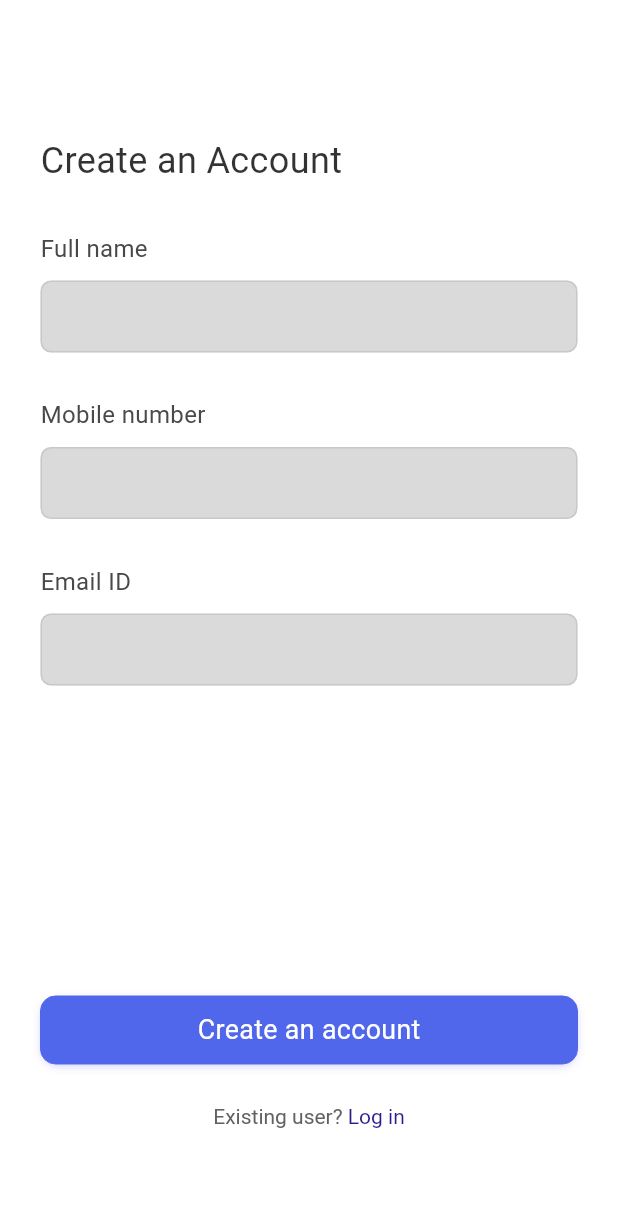
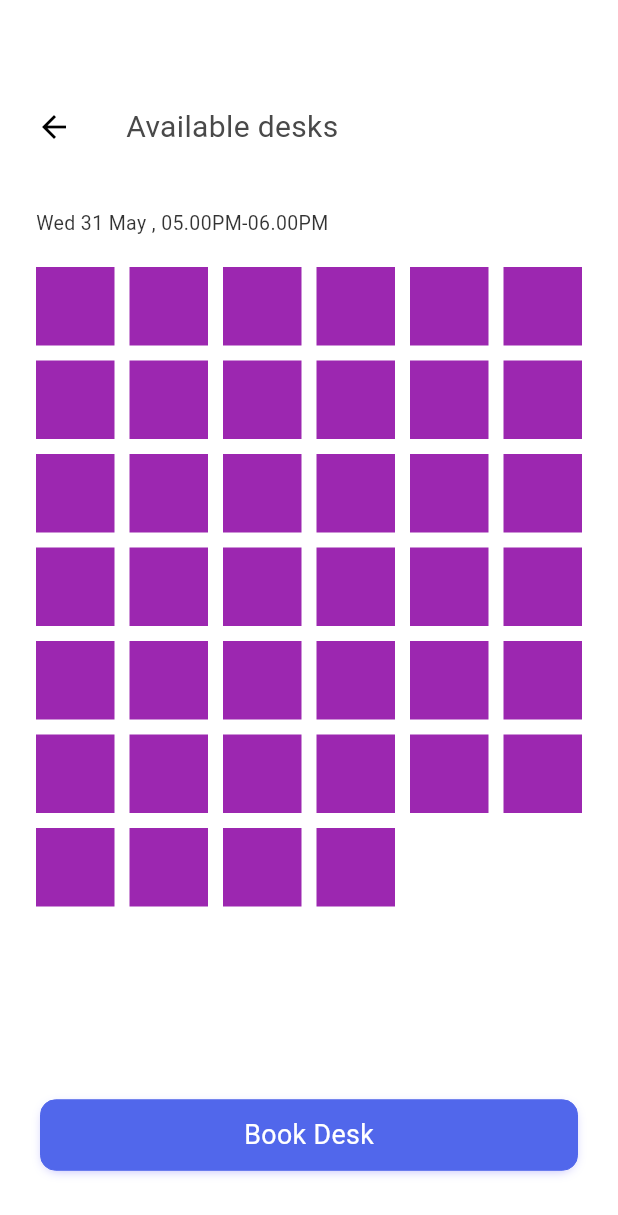
Before and after one commit to SunnyGhare/flutter_task, a Flutter app: the screen it shows after launch, on a phone screen of 412 x 824 dp. Shown: the top 1215 px of the screen. Run offline on Flutter 3.47's test engine with Material 3 defaults, Android fonts, the phone set to English and light mode, and no system bars; our stand-ins replace connectivity_plus, date_picker_timeline, get, get_storage, google_fonts, jwt_decoder and 2 more; Roboto replaces fonts that are missing (GoogleSansTextMedium, GoogleSansTextRegular).

Commit message:
third day

```diff
--- a/lib/api/api_manager.dart
+++ b/lib/api/api_manager.dart
@@ -14,7 +14,7 @@ class APIManager {
   bool isSessionExpiredMessageDisplayed = false;
 
   // GET
-  Future<dynamic> getAPICall({required String url, bool isLoaderShow = true, int timeOut = 60}) async {
+  Future<dynamic> getAPICall({required String url, bool isLoaderShow = true, int timeOut = 60, required params}) async {
     var responseJson;
     try {
       // Check internet is on or not
--- a/lib/bindings/availability_binding.dart
+++ b/lib/bindings/availability_binding.dart
@@ -1,7 +1,7 @@
 import 'package:flutter_task/controllers/availability_controller.dart';
 import 'package:get/get.dart';
 
-class AuthBinding implements Bindings{
+class AvailabilityBinding implements Bindings{
   @override
   void dependencies() {
     Get.lazyPut<AvailabilityController>(() => AvailabilityController());
--- /dev/null
+++ b/lib/bindings/booking_history.dart
@@ -0,0 +1,11 @@
+import 'package:flutter_task/controllers/booking_controller.dart';
+import 'package:get/get_core/src/get_main.dart';
+import 'package:get/get_instance/get_instance.dart';
+
+class BookingHistoryBinding extends Bindings {
+  @override
+  void dependencies() {
+   Get.lazyPut(() => BookingController());
+  }
+
+}
--- a/lib/controllers/auth_controller.dart
+++ b/lib/controllers/auth_controller.dart
@@ -42,6 +42,7 @@ class AuthController extends GetxController{
     }
   }
 
+
   Future<bool> createAccountAPI({bool isLoaderShow = true}) async {
     try {
       CreateAccountModel createAccountModel = await authRepository.createAccountApiCall(isLoaderShow: isLoaderShow, params: {
--- /dev/null
+++ b/lib/controllers/booking_history.dart
@@ -0,0 +1,6 @@
+import 'package:get/get_state_manager/get_state_manager.dart';
+
+class BookingHistoryController extends GetxController
+{
+
+}
--- a/lib/controllers/slot_controller.dart
+++ b/lib/controllers/slot_controller.dart
@@ -1,6 +1,7 @@
 import 'package:get/get.dart';
 
-class SlotController extends GetxController{
+class SlotController extends GetxController
+{
   RxBool selectedValue = false.obs;
 
 }
--- a/lib/routes/app_screens.dart
+++ b/lib/routes/app_screens.dart
@@ -1,18 +1,23 @@
 
 import 'package:flutter_task/bindings/auth_binding.dart';
+import 'package:flutter_task/bindings/availability_binding.dart';
 import 'package:flutter_task/bindings/booking_binding.dart';
+import 'package:flutter_task/bindings/booking_history.dart';
 import 'package:flutter_task/bindings/network_binding.dart';
 import 'package:flutter_task/bindings/slot_binding.dart';
+import 'package:flutter_task/models/AvailabilityModel.dart';
 import 'package:flutter_task/routes/routes.dart';
+import 'package:flutter_task/screens/availability_screen.dart';
 import 'package:flutter_task/screens/co_working_screen.dart';
 import 'package:flutter_task/screens/login_screen.dart';
 import 'package:flutter_task/screens/no_internet_connection_screen.dart';
-import 'package:flutter_task/screens/select_date_screen.dart';
 import 'package:flutter_task/screens/sign_up_screen.dart';
 import 'package:get/get.dart';
+import '../screens/booking_history.dart';
+import '../screens/select_slot_screen.dart';
 class AppPages
 {
-  static String INITIAL_ROUTE = Routes.SIGN_UP_SCREEN;
+  static String INITIAL_ROUTE = Routes.AVAILABILITY_SCREEN;
   static final routes =
   [
     GetPage(
@@ -31,9 +36,19 @@ class AppPages
         binding: BookingBinding()
     ),
     GetPage(
-        name: Routes.SELECT_DATE_SCREEN,
-        page: ()=>SelectDateScreen(),
+        name: Routes.SELECT_SLOT_SCREEN,
+        page: ()=>SelectSlotScreen(),
         binding: SlotBinding()
+    ),
+    GetPage(
+        name: Routes.AVAILABILITY_SCREEN,
+        page: ()=>AvailabilityScreen(),
+        binding: AvailabilityBinding()
+    ),
+    GetPage(
+        name: Routes.BOOKING_HISTORY_SCREEN,
+        page: ()=>BookingHistoryScreen(),
+        binding: BookingHistoryBinding()
     ),
     GetPage(
         name: Routes.NO_INTERNET_CONNECTION_SCREEN,
--- a/lib/routes/routes.dart
+++ b/lib/routes/routes.dart
@@ -4,7 +4,10 @@ class Routes
   static String SIGN_UP_SCREEN = "/sign_up_screen";
   static String LOGIN_SCREEN = "/login_screen";
   static String COWORKING_SCREEN = "/coworking_screen";
-  static String SELECT_DATE_SCREEN = "/select_date_screen";
+  static String SELECT_SLOT_SCREEN = "/select_slot_screen";
+  static String BOOKING_HISTORY_SCREEN = "/booking_history_screen";
+  static String AVAILABILITY_SCREEN = "/availability_screen";
   static String NO_INTERNET_CONNECTION_SCREEN = "/no_internet_connection_screen";
 
+
 }
--- /dev/null
+++ b/lib/screens/availability_screen.dart
@@ -0,0 +1,86 @@
+import 'package:flutter/material.dart';
+import 'package:flutter_task/utils/app_colors.dart';
+import 'package:flutter_task/utils/text_styles.dart';
+import 'package:flutter_task/widgets/button.dart';
+import 'package:flutter_task/widgets/constant_widgets.dart';
+import 'package:get/get.dart';
+import 'package:sizer/sizer.dart';
+class AvailabilityScreen extends StatefulWidget {
+  const AvailabilityScreen({super.key});
+
+  @override
+  State<AvailabilityScreen> createState() => _AvailabilityScreenState();
+}
+
+class _AvailabilityScreenState extends State<AvailabilityScreen> {
+  @override
+  Widget build(BuildContext context) {
+    return Scaffold(
+      backgroundColor: Colors.white,
+      body: Column(
+        children: [
+          Padding(
+            padding: const EdgeInsets.only(top: 70,left: 24),
+            child: Row(
+              children: [
+                InkWell(
+                    child: Icon(Icons.arrow_back,size: 24,color: Colors.black,),
+                onTap: (){
+                      Get.back();
+                },
+                ),
+                SizedBox(width: 36,),
+                Text("Available desks",style: TextHelper.h6.copyWith(color:ColorsForApp.textColor,fontSize: 20,fontWeight: FontWeight.w400),)
+              ],
+            ),
+          ),
+          SizedBox(height: 40,),
+          Padding(
+            padding: const EdgeInsets.only(left: 24),
+            child: Row(
+              children: [
+                Text("Wed 31 May , 05.00PM-06.00PM",style: TextHelper.h6.copyWith(fontSize: 13,fontWeight: FontWeight.w400),)
+              ],
+            ),
+          ),
+          SizedBox(height: 20,),
+          Container(
+            height: 55.h,
+            child: Padding(
+              padding: const EdgeInsets.only(left: 24,right: 24),
+              child: Expanded(
+                child: GridView.builder(
+                    itemCount: 40,
+                    shrinkWrap: true,
+                    gridDelegate: SliverGridDelegateWithFixedCrossAxisCount(
+                        crossAxisCount: 6,
+                        mainAxisSpacing: 10,
+                        crossAxisSpacing: 10,
+                        childAspectRatio: 1
+                    ),
+                    itemBuilder: (context,index){
+                      return Container(
+                        height: 3.h,
+                        width: 10.w,
+                        color: Colors.purple,
+                      );
+                    }
+                ),
+              ),
+            ),
+          ),
+          Padding(
+            padding: const EdgeInsets.only(top: 75),
+            child: CommonButton(
+                onPressed: ()
+                {
+
+                },
+                label: "Book Desk"
+            ),
+          )
+        ],
+      ),
+    );
+  }
+}
--- a/lib/screens/sign_up_screen.dart
+++ b/lib/screens/sign_up_screen.dart
@@ -20,8 +20,6 @@ class _SignupScreenState extends State<SignupScreen> {
 
   AuthController  authController = Get.find();
   NetworkController networkController = Get.put(NetworkController(), permanent: true);
-
-
   final GlobalKey<FormState> signUpKey = GlobalKey<FormState>();
 
   @override
@@ -39,7 +37,7 @@ class _SignupScreenState extends State<SignupScreen> {
                     padding:EdgeInsets.only(top: 90,left: 27),
                     child: Row(
                       children: [
-                        Center(child: Text("Create an Account",style:TextHelper.h5)),
+                        Center(child: Text("Create an Account",style:TextHelper.h5.copyWith(fontWeight: FontWeight.w400))),
                       ],
                     ),
                   ),
@@ -47,7 +45,7 @@ class _SignupScreenState extends State<SignupScreen> {
                     padding: const EdgeInsets.only(top: 30,left: 27),
                     child: Row(
                       children: [
-                        Center(child: Text("Full name",style: TextHelper.h6.copyWith(color: ColorsForApp.textColor,fontSize: 16)))
+                        Center(child: Text("Full name",style: TextHelper.h6.copyWith(color: ColorsForApp.textColor,fontSize: 16,fontWeight: FontWeight.w400)))
                       ],
                     ),
                   ),
@@ -70,7 +68,7 @@ class _SignupScreenState extends State<SignupScreen> {
                     padding: const EdgeInsets.only(top: 30,left: 27),
                     child: Row(
                       children: [
-                        Center(child: Text("Mobile number",style: TextStyle(color: ColorsForApp.textColor,fontSize: 16),))
+                        Center(child: Text("Mobile number",style: TextStyle(color: ColorsForApp.textColor,fontSize: 16,fontWeight: FontWeight.w400),))
                       ],
                     ),
                   ),
@@ -93,7 +91,7 @@ class _SignupScreenState extends State<SignupScreen> {
                     padding: const EdgeInsets.only(top: 30,left: 27),
                     child: Row(
                       children: [
-                        Center(child: Text("Email ID",style: TextStyle(color: ColorsForApp.textColor,fontSize: 16),))
+                        Center(child: Text("Email ID",style: TextStyle(color: ColorsForApp.textColor,fontSize: 16,fontWeight: FontWeight.w400),))
                       ],
                     ),
                   ),
@@ -133,14 +131,14 @@ class _SignupScreenState extends State<SignupScreen> {
                 text: TextSpan(
                   children: [
                     TextSpan(
-                      text: "Existing user?",style: TextStyle(color: Color(0xff626262))
+                      text: "Existing user?",style: TextStyle(color: Color(0xff626262),fontWeight: FontWeight.w400)
                     ),
                     TextSpan(
                         recognizer:TapGestureRecognizer()..onTap = ()
                         {
                           Get.toNamed(Routes.LOGIN_SCREEN);
                         }  ,
-                        text: " Log in",style: TextStyle(color: Color(0xff2A1D8B))
+                        text: " Log in",style: TextStyle(color: Color(0xff2A1D8B),fontWeight: FontWeight.w400)
                     ),
                   ]
                 ))
--- a/lib/widgets/button.dart
+++ b/lib/widgets/button.dart
@@ -38,7 +38,7 @@ class CommonButton extends StatelessWidget {
       child: Padding(
         padding: const EdgeInsets.all(27),
         child: Container(
-          height: height ?? 5.5.h,
+          height: height ?? 5.7.h,
           width: width ?? 100.w,
           decoration: BoxDecoration(
             color: bgColor ?? ColorsForApp.primaryColor,
--- a/lib/widgets/text_field.dart
+++ b/lib/widgets/text_field.dart
@@ -83,7 +83,6 @@ class CustomTextField extends StatelessWidget {
     this.borderColor,
     this.focusedBorderColor,
   }) : super(key: key);
-
   @override
   Widget build(BuildContext context) {
     List<TextInputFormatter>? inputFormatters = (textInputFormatter != null && textInputFormatter!.isNotEmpty) ? [NoSpaceInputFormatter(), ...textInputFormatter!] : [NoSpaceInputFormatter()];
```
Also changed, not shown: lib/repositories/auth_repository.dart (+27 -0 lines), lib/screens/booking_history.dart (added, +40 -0 lines), lib/screens/co_working_screen.dart (+20 -12 lines), lib/screens/login_screen.dart (+9 -11 lines), lib/screens/select_date_screen.dart (deleted, +0 -73 lines), lib/screens/select_slot_screen.dart (added, +108 -0 lines), pubspec.lock.
